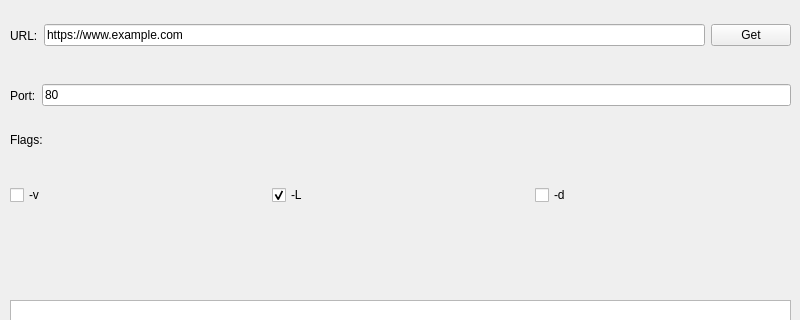
The window that mainwindow.ui (abmaurya/QcURL) describes before a commit, drawn with Qt 5; both pictures show x 0 to 800 and y 0 to 320 of the 800 by 600 pixel window.
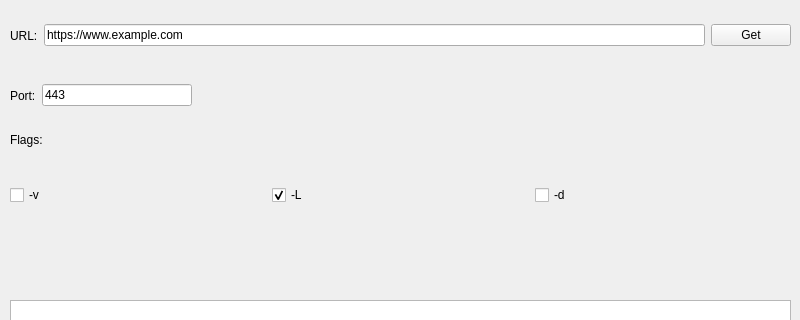
The same window after the commit.

Diff of the .ui file:
```diff
--- a/mainwindow.ui
+++ b/mainwindow.ui
@@ -144,10 +144,62 @@
         <string extracomment="Enter url"/>
        </property>
        <property name="text">
-        <string>80</string>
+        <string>443</string>
        </property>
       </widget>
      </item>
+     <item>
+      <spacer name="horizontalSpacer_4">
+       <property name="orientation">
+        <enum>Qt::Horizontal</enum>
+       </property>
+       <property name="sizeHint" stdset="0">
+        <size>
+         <width>40</width>
+         <height>20</height>
+        </size>
+       </property>
+      </spacer>
+     </item>
+     <item>
+      <spacer name="horizontalSpacer_3">
+       <property name="orientation">
+        <enum>Qt::Horizontal</enum>
+       </property>
+       <property name="sizeHint" stdset="0">
+        <size>
+         <width>40</width>
+         <height>20</height>
+        </size>
+       </property>
+      </spacer>
+     </item>
+     <item>
+      <spacer name="horizontalSpacer_2">
+       <property name="orientation">
+        <enum>Qt::Horizontal</enum>
+       </property>
+       <property name="sizeHint" stdset="0">
+        <size>
+         <width>40</width>
+         <height>20</height>
+        </size>
+       </property>
+      </spacer>
+     </item>
+     <item>
+      <spacer name="horizontalSpacer">
+       <property name="orientation">
+        <enum>Qt::Horizontal</enum>
+       </property>
+       <property name="sizeHint" stdset="0">
+        <size>
+         <width>40</width>
+         <height>20</height>
+        </size>
+       </property>
+      </spacer>
+     </item>
     </layout>
    </widget>
   </widget>
```
Left out of the diff: 10 changed lines with no effect on the pictures.
